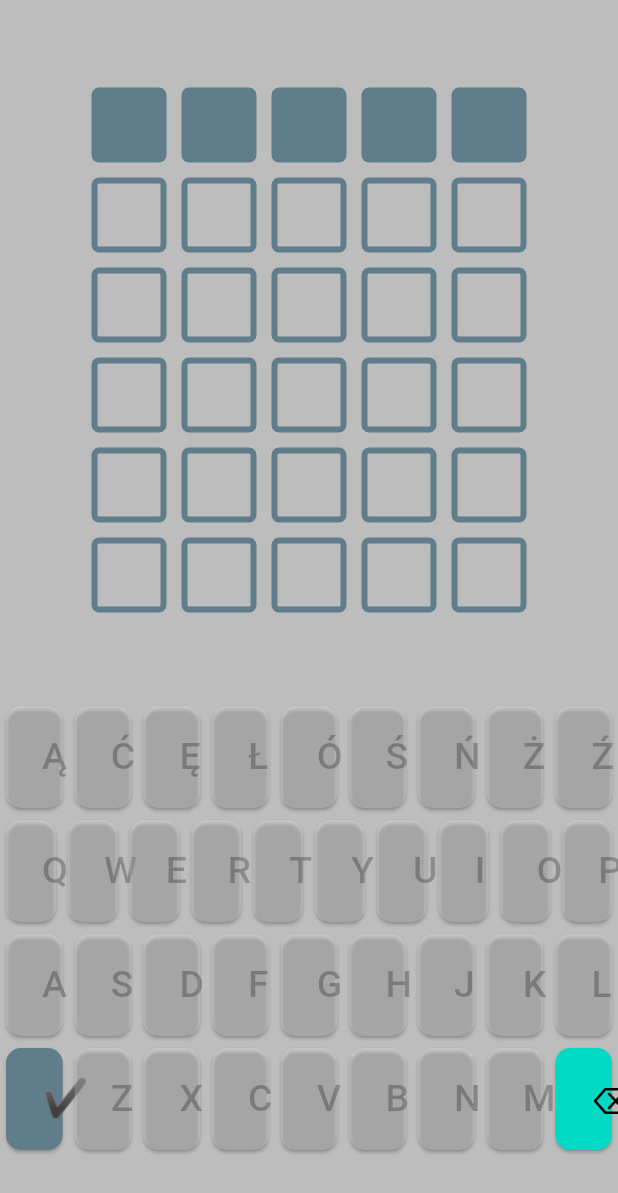
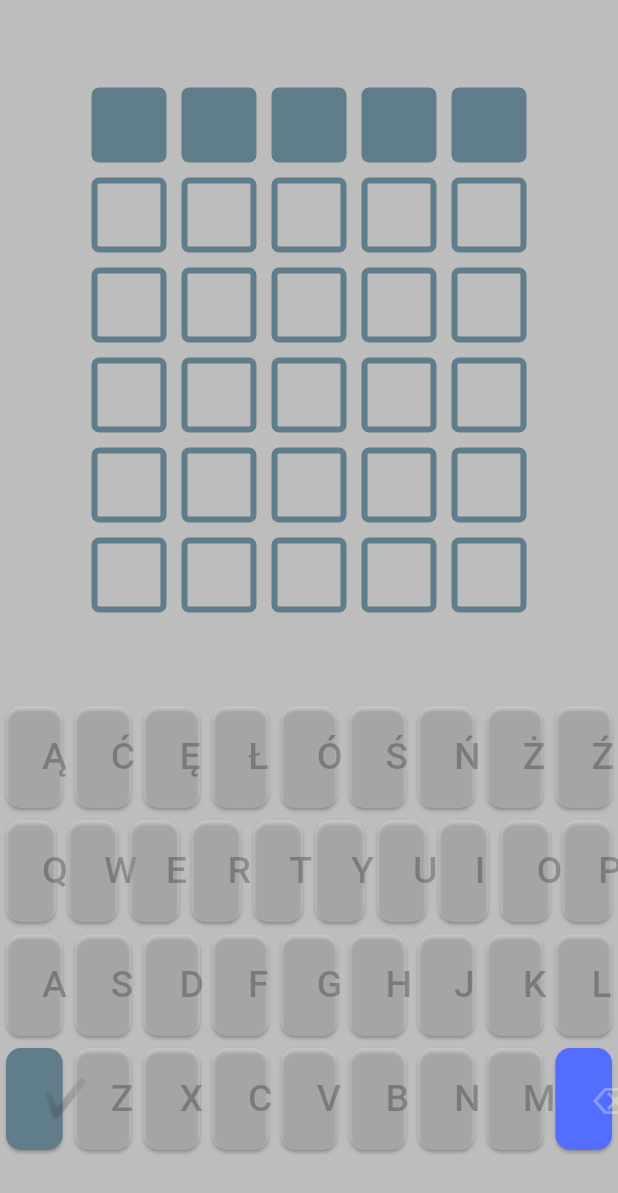
Before and after one commit to Evil00787/Doslownie, a Flutter app: the screen it shows after launch, on a phone screen of 412 x 824 dp. Shown: the top 1193 px of the screen. Run offline on Flutter 3.47's test engine with Material 2 defaults, Android fonts, the phone set to English and light mode, and no system bars; drawn by our look-alikes of dynamic_color; our stand-ins replace bloc, equatable, flutter_bloc.

Commit message:
- fixed missing colors

```diff
--- a/lib/styles/theme.dart
+++ b/lib/styles/theme.dart
@@ -21,7 +21,7 @@ class CustomTheme {
       colorScheme = lightDynamic;
     } else {
       colorScheme = colorScheme.copyWith(
-        primary: Colors.blueGrey, surfaceVariant: Colors.grey, surface: Colors.white, onSurfaceVariant: Colors.white
+        primary: Colors.blueGrey, onPrimary: Colors.white30, secondary: Colors.indigoAccent, onSecondary: Colors.white30, surfaceVariant: Colors.grey, surface: Colors.white, onSurfaceVariant: Colors.white,
       );
     }
     return ThemeData(
@@ -35,7 +35,7 @@ class CustomTheme {
       darkColorScheme = darkDynamic;
     } else {
       darkColorScheme = darkColorScheme.copyWith(
-        primary: Colors.blueGrey, surfaceVariant: Colors.white24, surface: Colors.black26, onSurfaceVariant: Colors.black26
+        primary: Colors.blueGrey, onPrimary: Colors.white30, secondary: Colors.indigoAccent, onSecondary: Colors.white30, surfaceVariant: Colors.white24, surface: Colors.black26, onSurfaceVariant: Colors.black26
       );
     }
     return ThemeData(
```
